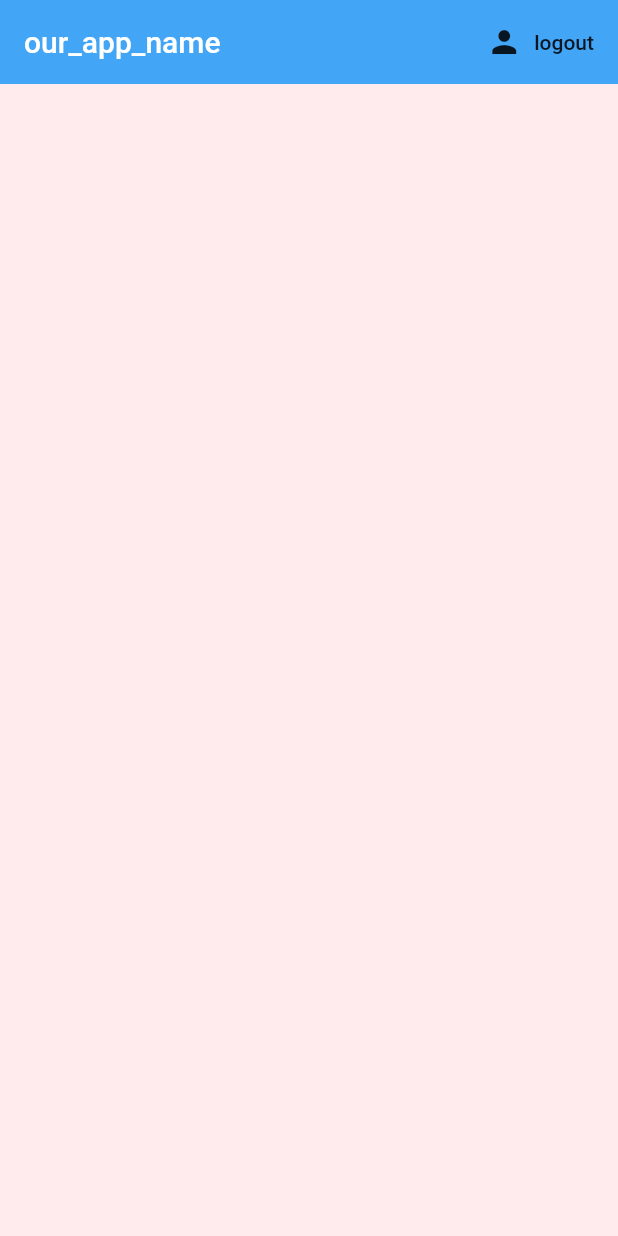
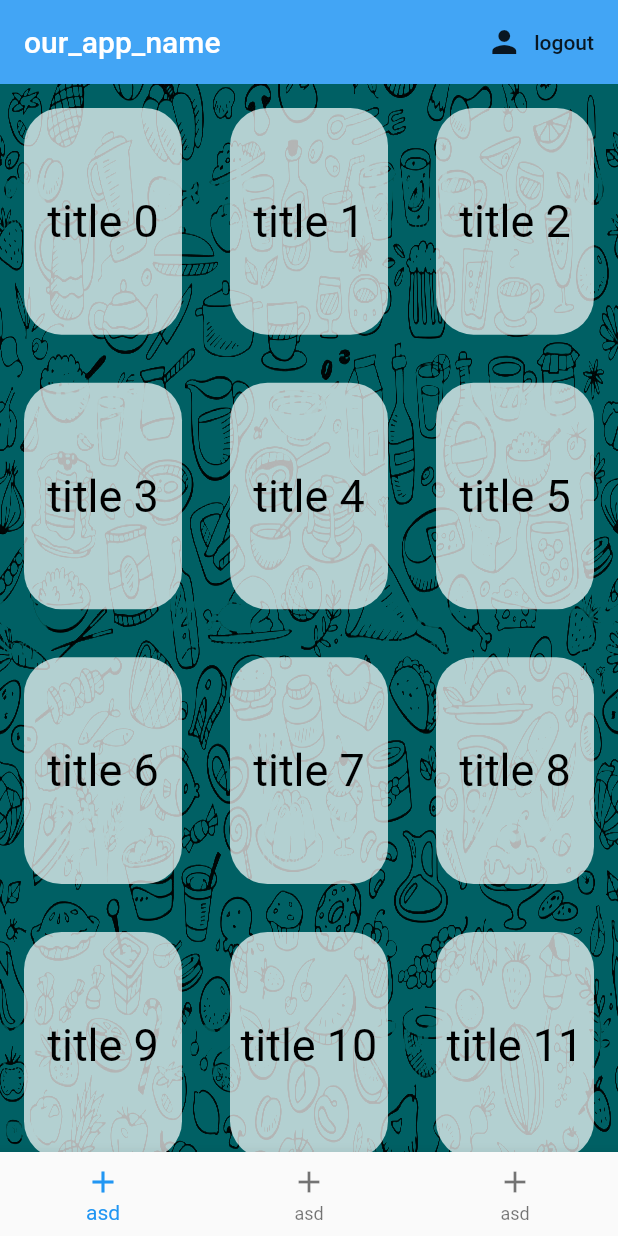
Before and after one commit to fburaktrd/Nudil, a Flutter app: the screen it shows once a user with an empty profile is signed in, on a phone screen of 412 x 824 dp. Run offline on Flutter 3.47's test engine with Material 2 defaults, Android fonts, the phone set to English and light mode, and no system bars; our stand-ins replace firebase_auth; accounts and stored records are empty.

Commit message:
yeni
event listesi,
grup sayfası,
tarih seçim başlangıç

```diff
--- a/lib/main.dart
+++ b/lib/main.dart
@@ -17,6 +17,7 @@ class MyApp extends StatelessWidget {
       value: AuthService().user,
       initialData: null,
       child: MaterialApp(
+        debugShowCheckedModeBanner: false,
         home: Wrapper(),
       ),
     );
--- a/lib/models/tarihkart.dart
+++ b/lib/models/tarihkart.dart
@@ -1,5 +1,5 @@
 import 'package:flutter/material.dart';
-
+import './grup.dart';
 
 class TarihKart extends StatefulWidget{
 
@@ -10,12 +10,93 @@ class TarihKart extends StatefulWidget{
 
 class _TarihKartState extends State<TarihKart>{
 
+  int sayi=40;
+  List<Widget> olustur=[];
+  @override
+  void initState() {
+
+    olustur=listeYapici(sayi,context);
+    super.initState();
+
+  }
+
+
   @override
   Widget build(BuildContext context) {
-      return Container();
+
+
+    return Scaffold(
+
+      body: Container(
+          decoration: BoxDecoration(
+              image: DecorationImage(
+                image: AssetImage("assets/dodl.jpg"),
+                colorFilter: ColorFilter.mode(Colors.cyan[900], BlendMode.darken),
+                fit: BoxFit.fill
+              )
+            ),
+          child: GridView.count(
+
+            shrinkWrap: true,
+            scrollDirection: Axis.vertical,
+            crossAxisCount: 3,
+            childAspectRatio:.75,
+            children: olustur,
+
+
+
+            ),
+        ),
+        bottomNavigationBar: BottomNavigationBar(items: [
+          BottomNavigationBarItem(icon: Icon(Icons.add),label: "asd"),
+          BottomNavigationBarItem(icon: Icon(Icons.add),label: "asd"),
+          BottomNavigationBarItem(icon: Icon(Icons.add),label: "asd")
+        ],),
+    );
+
+
+
 
 
   }
 
+}
 
+List<Widget> listeYapici(int sayi,BuildContext context){
+  bool tek=false;
+  List<Widget> liste=[];
+  //faik event sayisi
+  for(int i=0;i<sayi;i++){
+
+    String x=i.toString();
+    Widget a=GestureDetector(
+      onTap: (){
+        tek= !tek;
+
+      },
+      onDoubleTap: (){
+        Navigator.push(context, MaterialPageRoute(
+          builder: (context){
+            return Grup(i: x);
+            },
+
+          )//        Grup(i: x),
+
+        );
+      },
+      child: Container(
+
+        alignment: Alignment.center,
+        margin: EdgeInsets.all(16),
+        decoration: BoxDecoration(
+          borderRadius: BorderRadius.circular(25),
+          color: Colors.white70
+        ),
+        child: Container(child: Text("title $i",style: TextStyle(fontSize: 30,color: Colors.black),)),
+      ),
+    );
+    liste.add(a);
+  }
+
+  return liste;
 }
```
Also changed, not shown: lib/models/grup.dart (added, +82 -0 lines), lib/models/tarihler.dart (added, +104 -0 lines).
